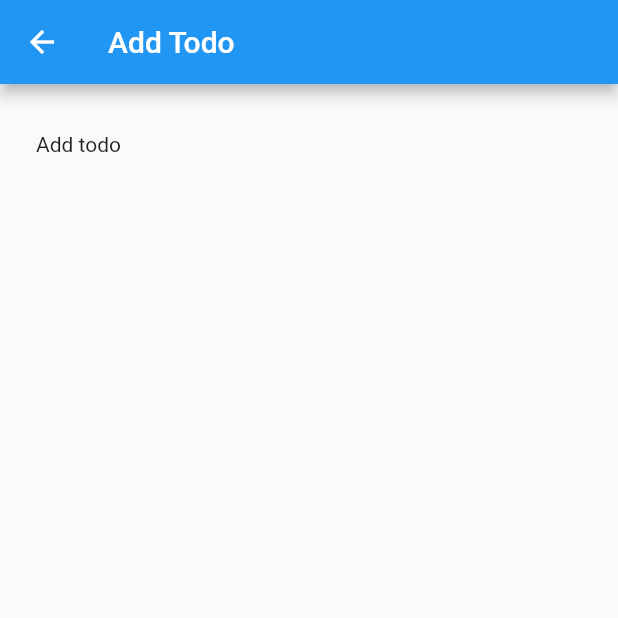
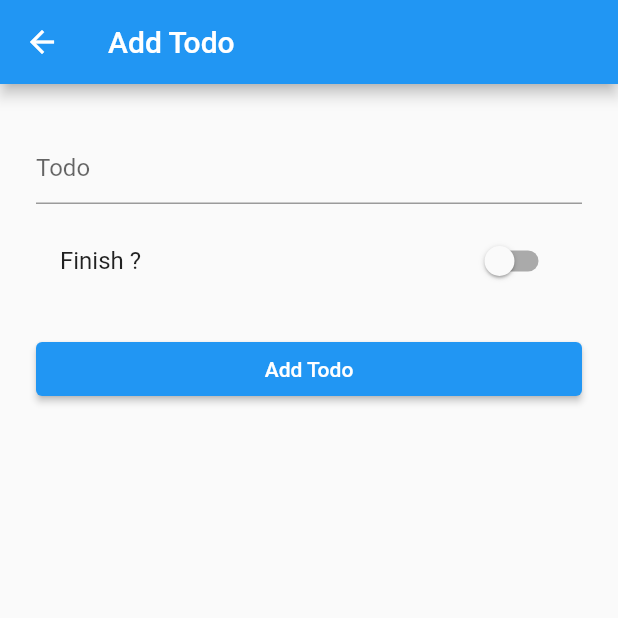
Before and after one commit to alfianandinugraha/flodo, a Flutter app: the screen it shows after launch, after a tap on the "add" icon, on a phone screen of 412 x 824 dp, the top half of it. Run offline on Flutter 3.47's test engine with Material 2 defaults, Android fonts, the phone set to English and light mode, and no system bars; our stand-ins replace nanoid.

Commit message:
feat(controller.dart): feature to add todo

```diff
--- a/lib/pages/controller.dart
+++ b/lib/pages/controller.dart
@@ -1,11 +1,15 @@
 import 'package:flodo/layouts/base_layout.dart';
+import 'package:flodo/models/todo.dart';
+import 'package:flodo/providers/todo_provider.dart';
+import 'package:flodo/widgets/todo_form.dart';
+import 'package:provider/provider.dart';
 import 'package:flutter/material.dart';
 
 enum ControllerMode { add, update }
 
 /// Controller page for update or add todo
 class Controller extends StatelessWidget {
-  final ControllerMode? mode;
+  final ControllerMode mode;
 
   const Controller({Key? key, required this.mode}): super(key: key);
 
@@ -15,7 +19,15 @@ class Controller extends StatelessWidget {
 
     return BaseLayout(
       title: title,
-      body: const Text("Add todo")
+      body: TodoForm(
+        mode: mode,
+        onSubmit: (todo) {
+          if (mode == ControllerMode.add) {
+            context.read<TodoProvider>().add(todo);
+          }
+          Navigator.pop(context);
+        },
+      )
     );
   }
 }
```
